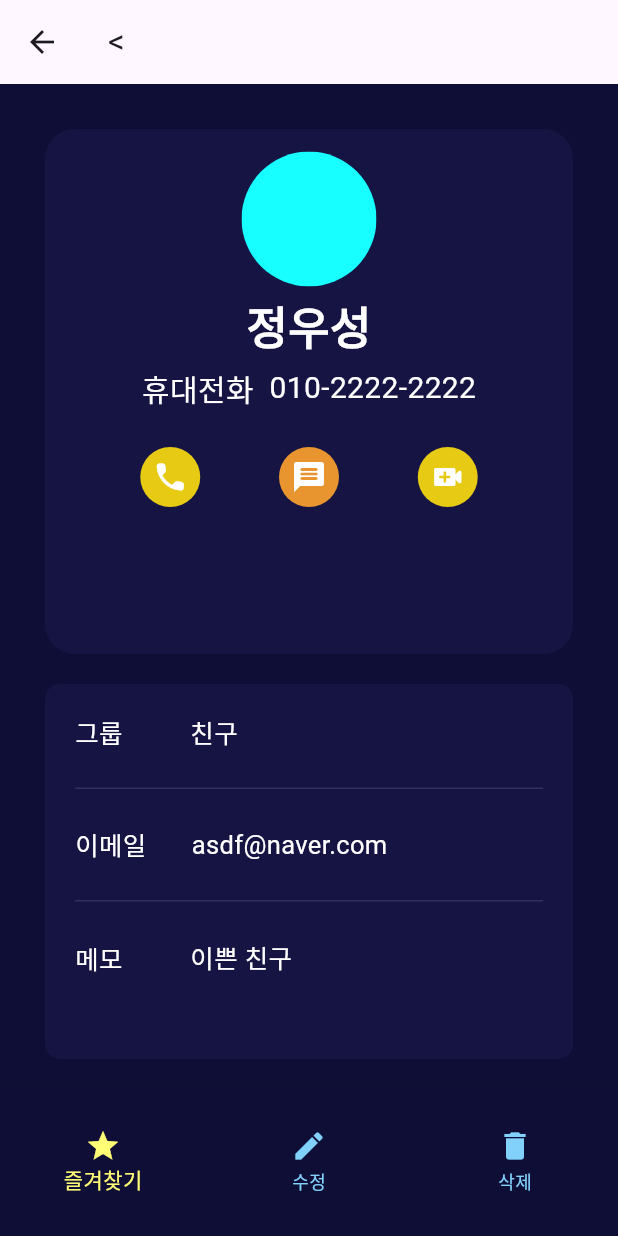
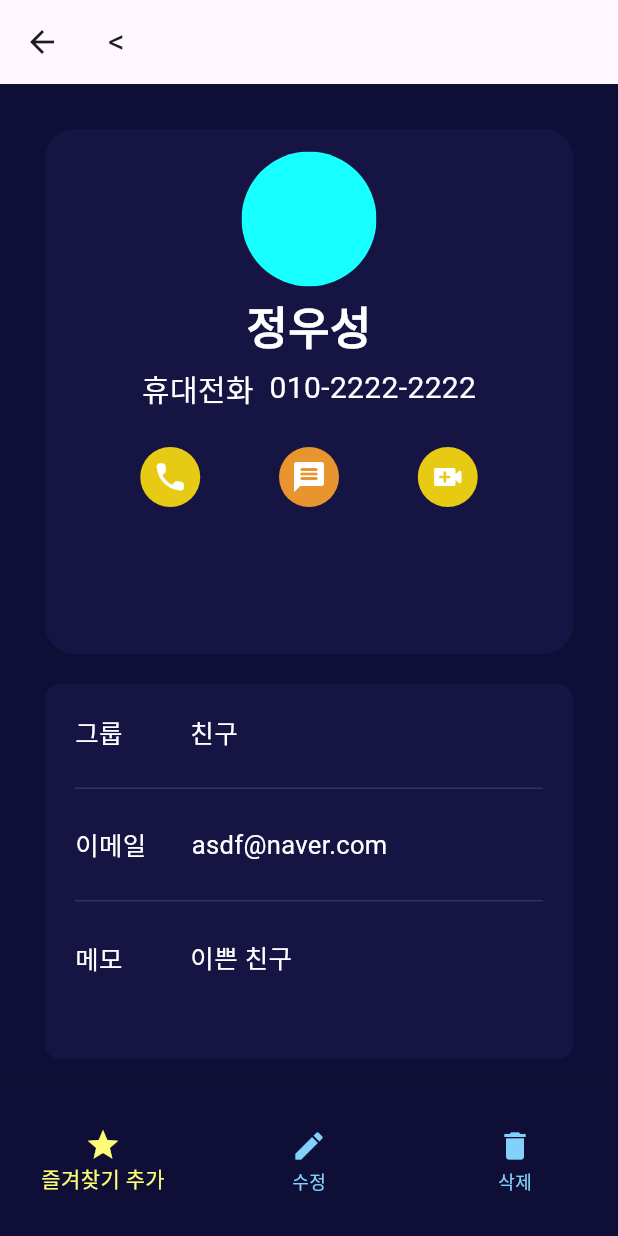
Before and after one commit to djfksdl/flutter_addressbook, a Flutter app: the DetailPage screen opened by its route, item 3 of the bottom bar chosen, after a tap on the "message" icon, on a phone screen of 412 x 824 dp. Run offline on Flutter 3.47's test engine with Material 3 defaults, Android fonts, the phone set to English and light mode, and no system bars; missing offline and left inert: dart:html.

Commit message:
류하석

```diff
--- a/lib/detailPage.dart
+++ b/lib/detailPage.dart
@@ -198,7 +198,7 @@ class DetailPage extends StatelessWidget {
           items: const <BottomNavigationBarItem>[
             BottomNavigationBarItem(
               icon: Icon(Icons.star),
-              label: '즐겨찾기',
+              label: '즐겨찾기 추가',
             ),
             BottomNavigationBarItem(
               icon: Icon(Icons.edit),
@@ -219,7 +219,6 @@ class DetailPage extends StatelessWidget {
                       margin: EdgeInsets.fromLTRB(0, 600, 0, 0),
                       child: AlertDialog(
                         backgroundColor: Color(0xff0f0e36),
-
                         content: Container(
                           width: 600,
                           height: 100,
@@ -229,14 +228,14 @@ class DetailPage extends StatelessWidget {
                                 width: 500,
                                 height: 40,
                                 margin: EdgeInsets.fromLTRB(0, 8, 0, 12),
-                                child: ElevatedButton(onPressed: (){}, child: Text("삭제하기", style: TextStyle(color: Colors.red),),style: ElevatedButton.styleFrom(backgroundColor: Color(
-                                    0xff444444)),),
+                                child: ElevatedButton(onPressed: (){}, child: Text("삭제하기", style: TextStyle(color: Colors.red, fontSize: 15, fontWeight: FontWeight.bold),),style: ElevatedButton.styleFrom(backgroundColor: Color(
+                                    0xff888888)),),
                               ),
                               Container(
                                 width: 500,
                                 height: 40,
-                                child: ElevatedButton(onPressed: (){}, child: Text("취소", style: TextStyle(color: Colors.yellow),),style: ElevatedButton.styleFrom(backgroundColor: Color(
-                                    0xff444444))),
+                                child: ElevatedButton(onPressed: (){}, child: Text("취소", style: TextStyle(color: Colors.yellow, fontSize: 15, fontWeight: FontWeight.bold),),style: ElevatedButton.styleFrom(backgroundColor: Color(
+                                    0xff888888))),
                               ),
                             ],
                           ),
```
